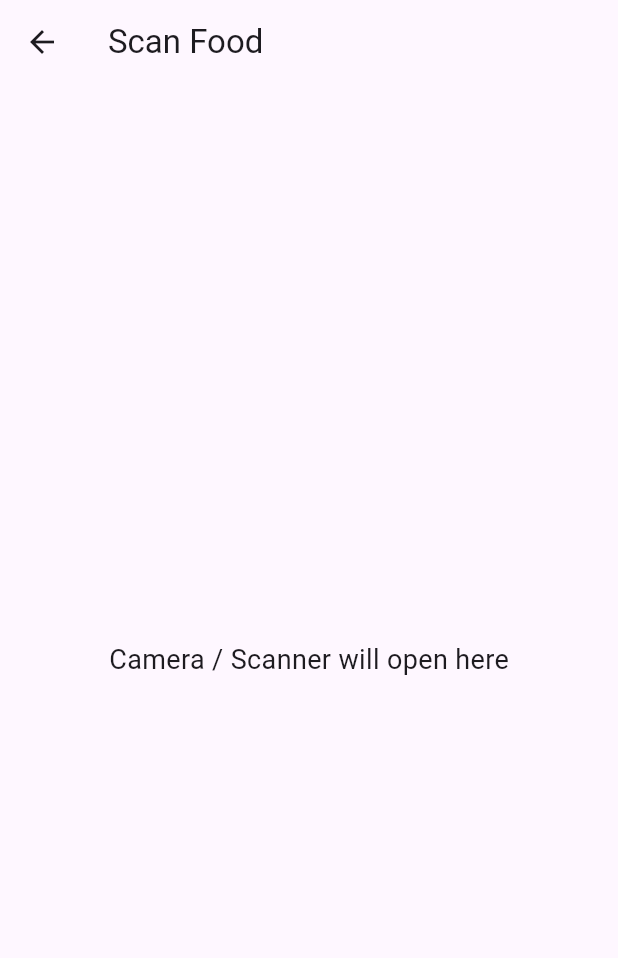
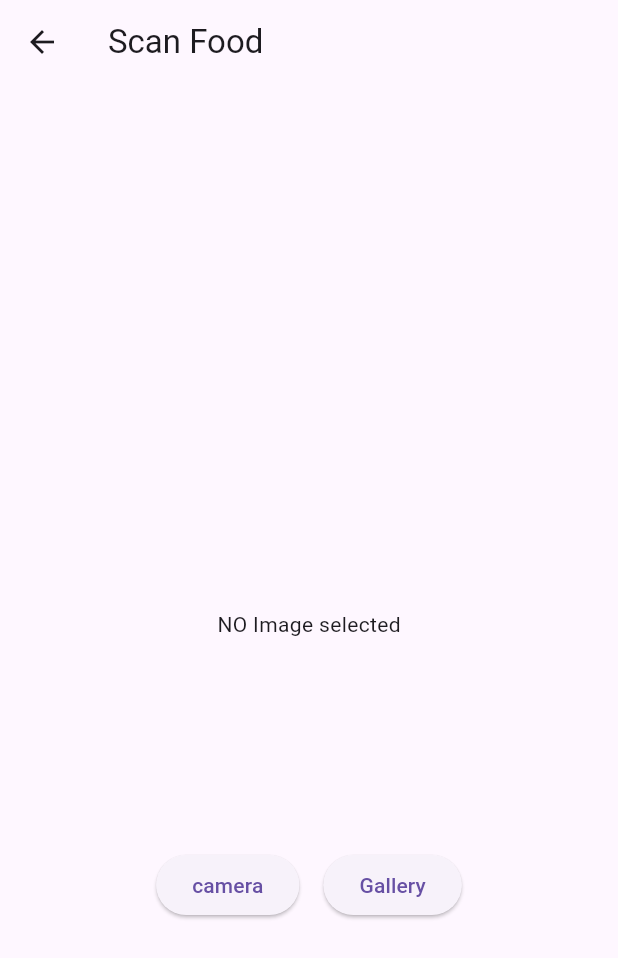
Before and after one commit to amansingh4847/know_your_own_food, a Flutter app: the screen it shows after launch, after a tap on "Scan your food", on a phone screen of 412 x 824 dp. Shown: the top 958 px of the screen. Run offline on Flutter 3.47's test engine with Material 3 defaults, Android fonts, the phone set to English and light mode, and no system bars; our stand-ins replace image_picker.

Commit message:
added the camera and gallery image pickup

```diff
--- a/lib/home_page.dart
+++ b/lib/home_page.dart
@@ -9,6 +9,7 @@ class LoginPage extends StatelessWidget {
     return Scaffold(
       appBar: AppBar(
         backgroundColor: Colors.black,
+        foregroundColor: Colors.white,
         ),
 
         body: Center(
--- a/lib/scan_page.dart
+++ b/lib/scan_page.dart
@@ -1,4 +1,6 @@
 import 'package:flutter/material.dart';
+import 'dart:io';
+import 'package:image_picker/image_picker.dart';
 
 class ScanPage extends StatefulWidget {
   const ScanPage({super.key});
@@ -8,15 +10,68 @@ class ScanPage extends StatefulWidget {
 }
 
 class _ScanPageState extends State<ScanPage> {
+
+  //image file
+  File? image;
+
+  //image picker
+  final picker = ImagePicker();
+
+
+  //pick image method
+  Future<void> pickImage(ImageSource source) async {
+
+    //pick image from cameraa or gallery
+    final PickedFile = await picker.pickImage(source: source);
+
+    //update selected image
+    if(PickedFile != Null){
+      setState(() {
+        image = File(PickedFile!.path);
+      });
+    }
+  }
+
+
   @override
   Widget build(BuildContext context) {
     return Scaffold(
       appBar: AppBar(title: Text("Scan Food")),
       body: Center(
-        child: Text(
-          "Camera / Scanner will open here",
-          style: TextStyle(fontSize: 18),
-        ),
+        child: Column(
+          mainAxisAlignment: MainAxisAlignment.center,
+          children: [
+            //image display
+            SizedBox(
+              height: 300,
+              width: 300,
+              child: image != null ?
+
+              //image selected
+              Image.file(image!)
+              :
+              //no image slected
+              const Center(child: Text("NO Image selected"))
+            ),
+
+
+            //buttons
+            Row(
+              mainAxisAlignment: MainAxisAlignment.center,
+              children: [
+
+                ElevatedButton(onPressed: () => pickImage(ImageSource.camera),
+                child: Text("camera")),
+
+                const SizedBox(width: 16,),
+
+                ElevatedButton(onPressed: () => pickImage(ImageSource.gallery),
+                child: Text("Gallery")),
+
+              ],
+            ),
+          ],
+        )
       ),
     );
   }
--- a/pubspec.yaml
+++ b/pubspec.yaml
@@ -35,6 +35,7 @@ dependencies:
   # The following adds the Cupertino Icons font to your application.
   # Use with the CupertinoIcons class for iOS style icons.
   cupertino_icons: ^1.0.8
+  image_picker: ^1.2.1
 
 dev_dependencies:
   flutter_test:
```
Also changed, not shown: pubspec.lock, 5 other files.
